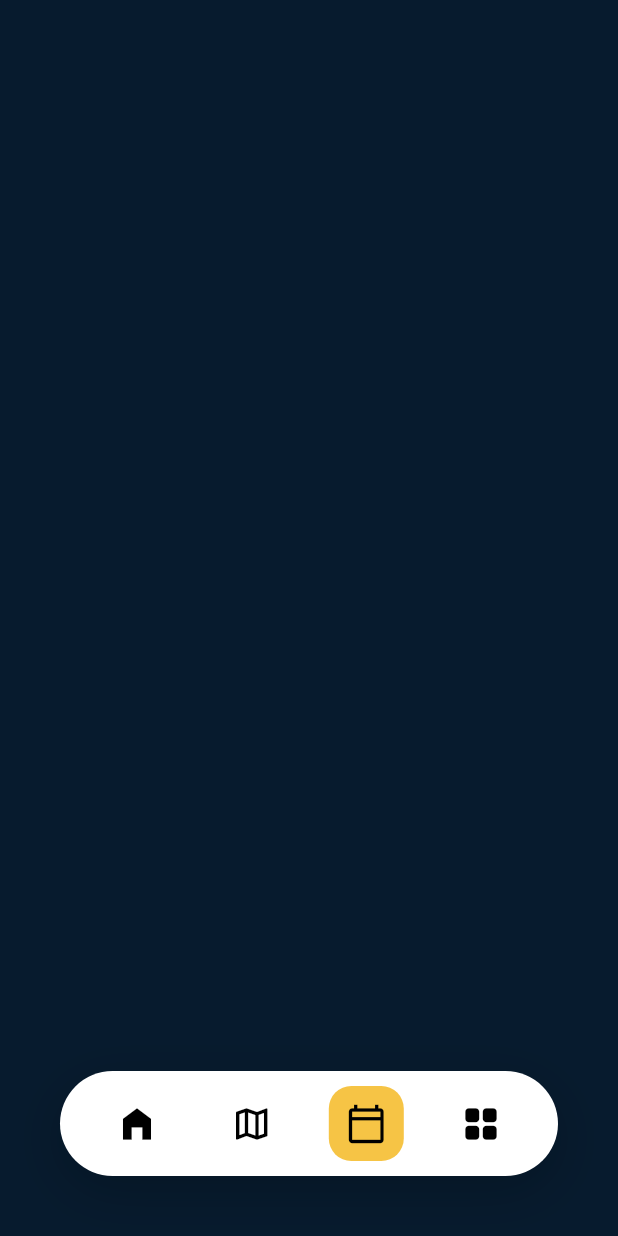
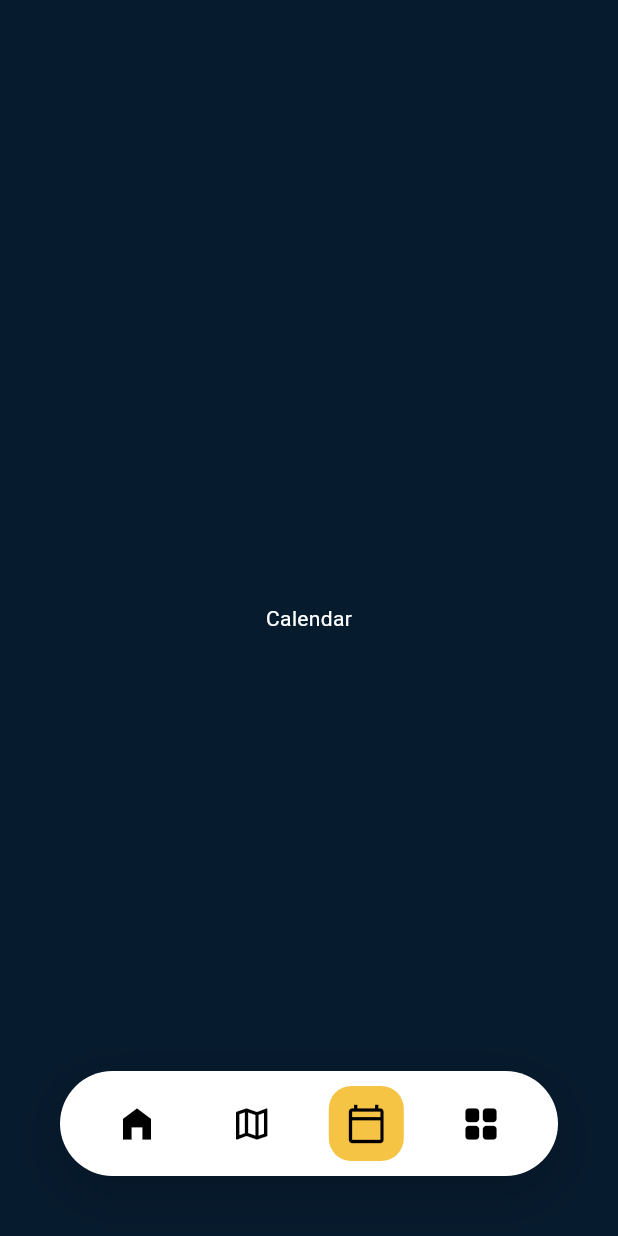
Before and after one commit to midhun93/sinport_flutter, a Flutter app: the screen it shows after launch, item 3 of the bottom bar chosen, on a phone screen of 412 x 824 dp. Run offline on Flutter 3.47's test engine with Material 3 defaults, Android fonts, the phone set to English and light mode, and no system bars; network calls fail.

Commit message:
Analysing the standard

```diff
--- a/lib/screens/home_screen.dart
+++ b/lib/screens/home_screen.dart
@@ -11,34 +11,65 @@ class HomeScreen extends StatefulWidget {
 }
 
 class _HomeScreenState extends State<HomeScreen> {
-
   int currentIndex = 0;
 
   final pages = [
-    const HomeContent(),   // Home
-    const MapScreen(),     // Map
-    const SizedBox(),      // Calendar (center button)
-    const SizedBox(),      // Bookmark
-    const SizedBox(),      // Grid
+    const HomeContent(), // Home
+    const MapScreen(),   // Map
+    const Center(child: Text("Calendar", style: TextStyle(color: Colors.white))),
+    const Center(child: Text("Grid", style: TextStyle(color: Colors.white))),
   ];
 
   @override
   Widget build(BuildContext context) {
-
     return Scaffold(
       backgroundColor: const Color(0xff071B2E),
+      body: Stack(
+        children: [
+          // Animated Page Switcher
+          Positioned.fill(
+            child: AnimatedSwitcher(
+              duration: const Duration(milliseconds: 500),
+              switchInCurve: Curves.easeOutCubic,
+              switchOutCurve: Curves.easeInCubic,
+              transitionBuilder: (Widget child, Animation<double> animation) {
+                final offsetAnimation = Tween<Offset>(
+                  begin: const Offset(0.05, 0),
+                  end: Offset.zero,
+                ).animate(animation);
 
-      body: SafeArea(
+                return FadeTransition(
+                  opacity: animation,
+                  child: SlideTransition(
+                    position: offsetAnimation,
+                    child: child,
+                  ),
+                );
+              },
+              child: SafeArea(
+                key: ValueKey<int>(currentIndex),
                 child: pages[currentIndex],
               ),
+            ),
+          ),
 
-      bottomNavigationBar: BottomNav(
+          // Bottom Navigation
+          Positioned(
+            bottom: 0,
+            left: 0,
+            right: 0,
+            child: BottomNav(
               currentIndex: currentIndex,
               onTap: (index) {
+                if (index < pages.length) {
                   setState(() {
                     currentIndex = index;
                   });
+                }
               },
+            ),
+          ),
+        ],
       ),
     );
   }
```
Also changed, not shown: lib/screens/home_content.dart (+62 -14 lines), lib/widgets/service_button.dart (+9 -22 lines). Lines whose indentation alone changed are shown as unchanged.
